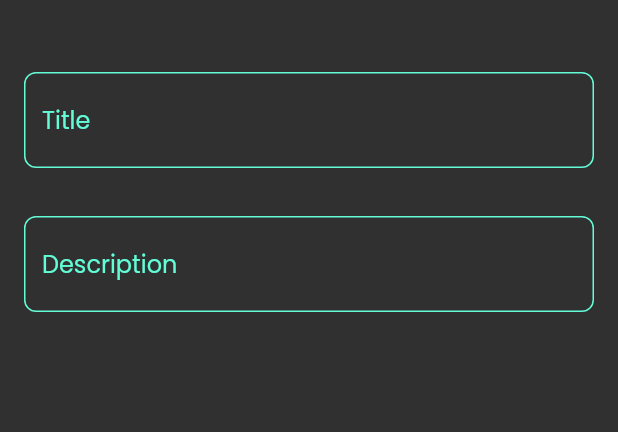
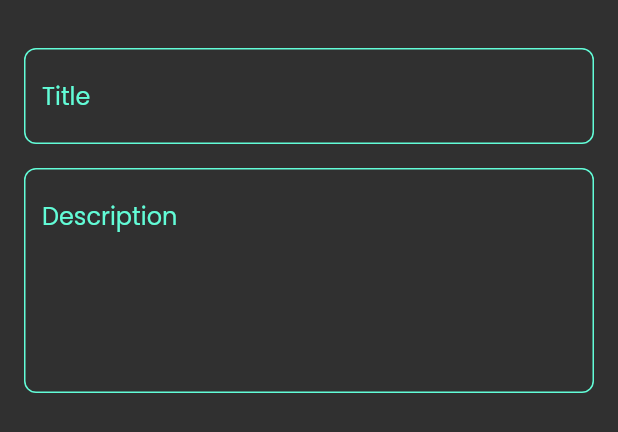
Before and after one commit to gamalahmed3265/Notes-App-flutter, a Flutter app: the AddNoteModel widget shown alone on an empty page, opened directly, on a phone screen of 412 x 824 dp. Shown: the top 432 px of the screen. Run offline on Flutter 3.47's test engine with Material 2 defaults, Android fonts, the phone set to English and light mode, and no system bars; our stand-ins replace font_awesome_flutter.

```diff
--- a/lib/views/resource/app_size.dart
+++ b/lib/views/resource/app_size.dart
@@ -1,6 +1,8 @@
 class AppSize {
   static const double s0_5 = 0.5;
   static const double s8 = 8.0;
+  static const int s1 = 1;
+  static const int s5 = 5;
   static const double s10 = 10.0;
   static const double s16 = 16.0;
   static const double s20 = 20.0;
--- a/lib/views/widget/add_note_model.dart
+++ b/lib/views/widget/add_note_model.dart
@@ -13,15 +13,21 @@ class AddNoteModel extends StatelessWidget {
       child: Column(
         children: [
           const SizedBox(
-            height: AppSize.s32,
+            height: AppSize.s16,
           ),
           CustomTextField(
             text: StringManager.title,
           ),
           const SizedBox(
+            height: AppSize.s16,
+          ),
+          CustomTextField(
+            text: StringManager.description,
+            maxLines: AppSize.s5,
+          ),
+          const SizedBox(
             height: AppSize.s32,
           ),
-          CustomTextField(text: StringManager.description),
         ],
       ),
     );
--- a/lib/views/widget/custom_text_field.dart
+++ b/lib/views/widget/custom_text_field.dart
@@ -5,12 +5,15 @@ import 'package:note_app/views/resource/theme_manager.dart';
 
 class CustomTextField extends StatelessWidget {
   String text;
-  CustomTextField({Key? key, required this.text}) : super(key: key);
+  int maxLines;
+  CustomTextField({Key? key, required this.text, this.maxLines = AppSize.s1})
+      : super(key: key);
 
   @override
   Widget build(BuildContext context) {
     return TextField(
       cursorColor: ColorManager.primary,
+      maxLines: maxLines,
       decoration: InputDecoration(
           hintText: text,
           hintStyle: ThemeManager.textPrimary,
```
